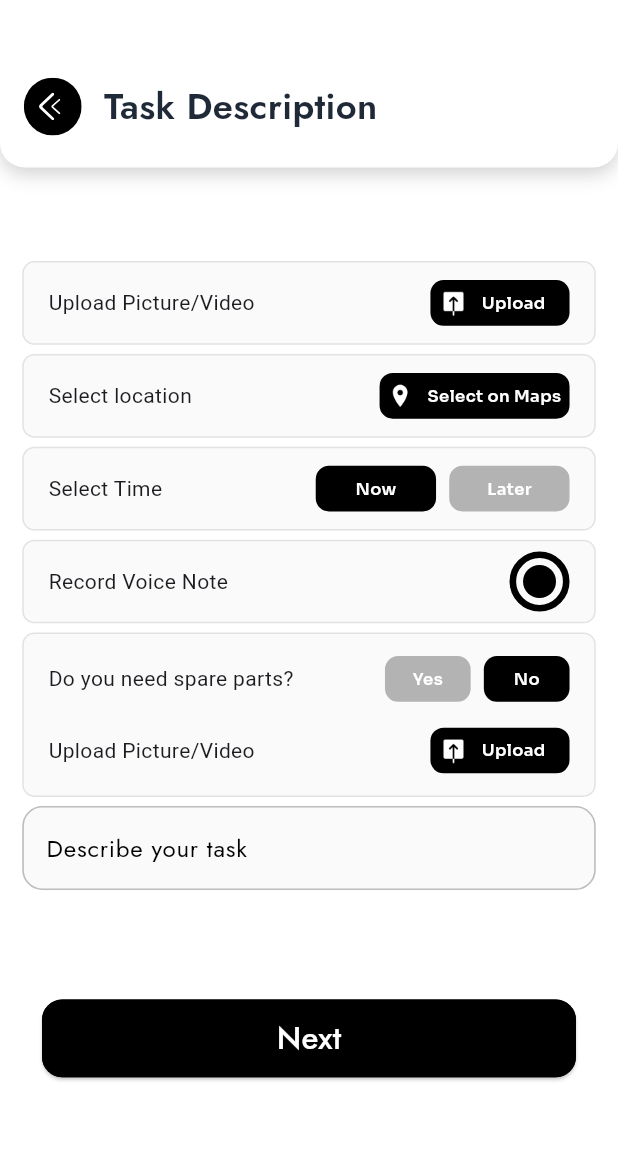
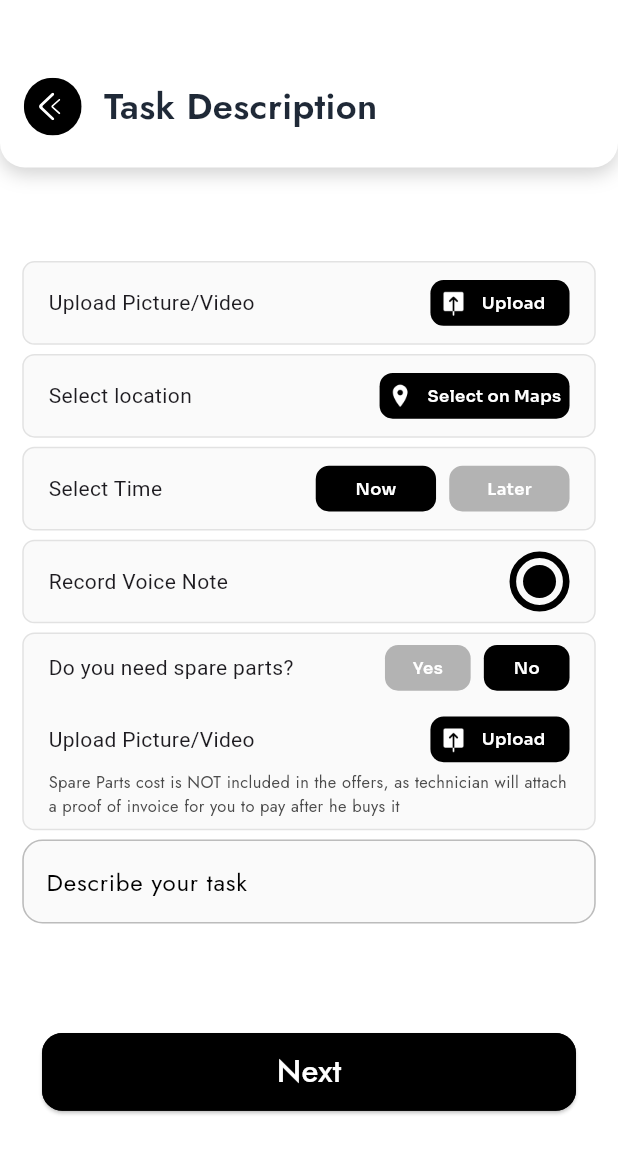
Before and after one commit to Hamzair/reapiroo_app, a Flutter app: the CustomerTaskHome screen opened directly, after a tap on "Yes", on a phone screen of 412 x 824 dp. Shown: the top 1154 px of the screen. Run offline on Flutter 3.47's test engine with Material 3 defaults, Android fonts, the phone set to English and light mode, and no system bars; drawn by our look-alikes of percent_indicator; our stand-ins replace animated_notch_bottom_bar, audioplayers, chewie, flutter_screenutil, flutter_svg, font_awesome_flutter and 8 more; missing offline and left inert: audio_wave, flutter_sound, voice_message_package; project files that could hold a hidden picture were left out.

Commit message:
hamza changes......

```diff
--- a/lib/const/svg_icons.dart
+++ b/lib/const/svg_icons.dart
@@ -1,25 +1,25 @@
 class AppSvgs {
   // Balaj
-  static const String menu = "./assets/svgs/menu.svg";
-  static const String back_button = "./assets/svgs/back_button.svg";
-  static const String notification = "./assets/svgs/notification.svg";
-  static const String calender = "./assets/svgs/calender.svg";
-  static const String clock = "./assets/svgs/clock.svg";
-  static const String today_appointment = "./assets/svgs/today_appointment.svg";
-  static const String happy_customers = "./assets/svgs/happy_customers.svg";
-  static const String jobs_completed = "./assets/svgs/jobs_completed.svg";
-  static const String total_earned = "./assets/svgs/total_earned.svg";
-  static const String play_icon = "./assets/svgs/play_icon.svg";
-  static const String audio_play_icon = "./assets/svgs/audio_play_icon.svg";
-  static const String search_icon = "./assets/svgs/search_icon.svg";
-  static const String upload = "./assets/svgs/upload.svg";
-  static const String location = "./assets/svgs/location.svg";
-  static const String star = "./assets/svgs/star.svg";
-  static const String white_wallet = "./assets/svgs/white_wallet.svg";
+  static const String menu = "assets/svgs/menu.svg";
+  static const String back_button = "assets/svgs/back_button.svg";
+  static const String notification = "assets/svgs/notification.svg";
+  static const String calender = "assets/svgs/calender.svg";
+  static const String clock = "assets/svgs/clock.svg";
+  static const String today_appointment = "assets/svgs/today_appointment.svg";
+  static const String happy_customers = "assets/svgs/happy_customers.svg";
+  static const String jobs_completed = "assets/svgs/jobs_completed.svg";
+  static const String total_earned = "assets/svgs/total_earned.svg";
+  static const String play_icon = "assets/svgs/play_icon.svg";
+  static const String audio_play_icon = "assets/svgs/audio_play_icon.svg";
+  static const String search_icon = "assets/svgs/search_icon.svg";
+  static const String upload = "assets/svgs/upload.svg";
+  static const String location = "assets/svgs/location.svg";
+  static const String star = "assets/svgs/star.svg";
+  static const String white_wallet = "assets/svgs/whte_wallet.svg";
 
 
   // Midat
-  static const String settings = "./assets/svgs/settings.svg";
+  static const String settings = "assets/svgs/settings.svg";
 
 
 
--- a/lib/main.dart
+++ b/lib/main.dart
@@ -4,6 +4,7 @@ import 'package:get/get.dart';
 import 'package:repairoo/controllers/audio_controller.dart';
 import 'package:repairoo/controllers/home_controller.dart';
 import 'package:repairoo/controllers/user_controller.dart';
+import 'package:repairoo/views/auth/login_view/login_screen.dart';
 import 'package:repairoo/views/bottom_nav/bottom_nav.dart';
 import 'package:repairoo/views/home_screens_for_customers/CustomerHomeScreen.dart';
 import 'package:repairoo/views/home_screens_for_customers/customer_main_home.dart';
@@ -38,7 +39,7 @@ class MyApp extends StatelessWidget {
         builder: (_, child) {
           return GetMaterialApp(
             debugShowCheckedModeBanner: false,
-          home: AppNavBar(),
+          home: SplashScreen(),
             // initialBinding: UserBinding(),
           );
         });
--- a/lib/views/home_screen_for_tech/components/cancel_dialog_box.dart
+++ b/lib/views/home_screen_for_tech/components/cancel_dialog_box.dart
@@ -61,12 +61,13 @@ class CancelDialogBox extends StatelessWidget {
                   textColor: AppColors.secondary,
               ),
               CustomElevatedButton(
+                borderSide: BorderSide(color: Colors.transparent),
                 width: 101.w,
                   text: "No",
                   onPressed: (){
                     Get.back();
                   },
-                  backgroundColor: AppColors.buttonGrey,
+                  backgroundColor: Color(0xffDDDDDD),
                   fontSize: 19.sp,
                   textColor: AppColors.primary,
               ),
--- a/lib/views/home_screen_for_tech/main_home.dart
+++ b/lib/views/home_screen_for_tech/main_home.dart
@@ -60,7 +60,8 @@ class _MainHomeState extends State<MainHome> {
   Widget build(BuildContext context) {
     return Scaffold(
         backgroundColor: AppColors.secondary,
-        appBar: MyAppBar(isMenu: homeVM.isMenu.value, isNotification: homeVM.isNotification.value, isTitle: homeVM.isTitle.value, isSecondIcon: homeVM.isSecondIcon.value, title: homeVM.title.value,),
+        appBar: MyAppBar(isMenu: true, isNotification: true, isTitle: false, isSecondIcon: true, title: '',secondIcon: AppSvgs.white_wallet,
+        ),
         body: SingleChildScrollView(
           child: SafeArea(
             child: Padding(
--- a/lib/views/home_screen_for_tech/task_description_home.dart
+++ b/lib/views/home_screen_for_tech/task_description_home.dart
@@ -38,9 +38,9 @@ class _TaskDescriptionHomeState extends State<TaskDescriptionHome> {
         isSecondIcon: false,
         title: 'Task Description',
         onBackTap: () {
-          Get.back();
+          // Get.back();
           // homeVM.updateAppBar(true, false, true, false, "");
-          // homeVM.isHome.value = "main";
+          homeVM.isHome.value = "main";
         },
       ),
       body: SingleChildScrollView(
--- a/lib/views/home_screens_for_customers/components/offer_container.dart
+++ b/lib/views/home_screens_for_customers/components/offer_container.dart
@@ -123,12 +123,12 @@ class _OfferContainerState extends State<OfferContainer> {
                             decoration: BoxDecoration(
                               borderRadius: BorderRadius.circular(8.w),
                               border: Border.all(
-                                color: AppColors.secondary
+                                color: AppColors.secondary,width: 1
                               ),
-                              color: AppColors.buttonGrey,
+                              color: Color(0xffDDDDDD),
                             ),
                             alignment: Alignment.center,
-                            child: Text("Bid", style: jost500(13.sp, AppColors.secondary),
+                            child: Text("Bid", style: jost500(13.sp, AppColors.primary),
                             ),
                           ),
                         ),
--- a/lib/views/home_screens_for_customers/customer_main_home.dart
+++ b/lib/views/home_screens_for_customers/customer_main_home.dart
@@ -108,7 +108,7 @@ class _CustomerMainHomeState extends State<CustomerMainHome> {
                     CustomElevatedButton(
                         width: 72.w,
                         height: 24.h,
-                        text: "View",
+                        text: "View all",
                         onPressed: (){},
                         fontSize: 12.sp,
                       borderRadius: 8.r,
--- a/lib/views/home_screens_for_customers/customer_task_home.dart
+++ b/lib/views/home_screens_for_customers/customer_task_home.dart
@@ -66,7 +66,8 @@ class _CustomerTaskHomeState extends State<CustomerTaskHome> {
     // Start a timer that updates the progress every 100 milliseconds over 1 minute
     _progressTimer = Timer.periodic(Duration(milliseconds: 100), (timer) {
       setState(() {
-        _progressValue += 100 / 60000; // Increment progress based on 1 minute (60,000 ms)
+        _progressValue +=
+            100 / 60000; // Increment progress based on 1 minute (60,000 ms)
       });
 
       if (_progressValue >= 1.0) {
@@ -74,7 +75,6 @@ class _CustomerTaskHomeState extends State<CustomerTaskHome> {
       }
     });
   }
-
 
   Future<void> _stopRecording() async {
     await _recorder?.stopRecorder();
@@ -84,7 +84,6 @@ class _CustomerTaskHomeState extends State<CustomerTaskHome> {
       _progressValue = 0.0; // Reset progress indicator
     });
   }
-
 
   Future<DateTime?> showDateTimePicker({
     required BuildContext context,
@@ -255,7 +254,7 @@ class _CustomerTaskHomeState extends State<CustomerTaskHome> {
   @override
   Widget build(BuildContext context) {
     return GestureDetector(
-      onTap: (){
+      onTap: () {
         FocusScope.of(context).unfocus();
       },
       child: Scaffold(
@@ -304,8 +303,8 @@ class _CustomerTaskHomeState extends State<CustomerTaskHome> {
                       Text("Upload Picture/Video"),
                       Container(
                         height: 30.h,
-                        padding:
-                            EdgeInsets.symmetric(horizontal: 5.w, vertical: 6.h),
+                        padding: EdgeInsets.symmetric(
+                            horizontal: 5.w, vertical: 6.h),
                         decoration: BoxDecoration(
                             color: AppColors.primary,
                             borderRadius: BorderRadius.circular(8.w)),
@@ -313,7 +312,8 @@ class _CustomerTaskHomeState extends State<CustomerTaskHome> {
                         child: Row(
                           mainAxisAlignment: MainAxisAlignment.center,
                           children: [
-                            Image.asset(AppImages.upload, height: 18.h, width: 18.w),
+                            Image.asset(AppImages.upload,
+                                height: 18.h, width: 18.w),
                             SizedBox(
                               width: 8.w,
                             ),
@@ -343,8 +343,8 @@ class _CustomerTaskHomeState extends State<CustomerTaskHome> {
                       Text("Select location"),
                       Container(
                         height: 30.h,
-                        padding:
-                            EdgeInsets.symmetric(horizontal: 5.w, vertical: 6.h),
+                        padding: EdgeInsets.symmetric(
+                            horizontal: 5.w, vertical: 6.h),
                         decoration: BoxDecoration(
                             color: AppColors.primary,
                             borderRadius: BorderRadius.circular(8.w)),
@@ -352,7 +352,8 @@ class _CustomerTaskHomeState extends State<CustomerTaskHome> {
                         child: Row(
                           mainAxisAlignment: MainAxisAlignment.center,
                           children: [
-                            Image.asset(AppImages.location_icon, height: 15.h, width: 15.w),
+                            Image.asset(AppImages.location_icon,
+                                height: 15.h, width: 15.w),
                             SizedBox(
                               width: 9.w,
                             ),
@@ -443,15 +444,18 @@ class _CustomerTaskHomeState extends State<CustomerTaskHome> {
                         },
                         child: Center(
                           child: CircularPercentIndicator(
-
                             radius: 20.0, // Radius of the circular indicator
-                          lineWidth: 4.w, // Thickness of the circular indicator
-                          percent: _progressValue, // Progress percentage from 0 to 1
+                            lineWidth:
+                                4.w, // Thickness of the circular indicator
+                            percent:
+                                _progressValue, // Progress percentage from 0 to 1
                             animation: true,
                             animateFromLastPercent: true,
                             circularStrokeCap: CircularStrokeCap.round,
-                          progressColor: Colors.grey, // Color that fills up as recording progresses
-                          backgroundColor: Colors.black, // Initial color of the indicator
+                            progressColor: Colors
+                                .grey, // Color that fills up as recording progresses
+                            backgroundColor:
+                                Colors.black, // Initial color of the indicator
                             center: CircleAvatar(
                               radius: 10.w,
                               backgroundColor: AppColors.primary,
@@ -464,8 +468,9 @@ class _CustomerTaskHomeState extends State<CustomerTaskHome> {
                 ),
                 Obx(
                   () => Container(
-                    height:
-                        customerVM.uploadSpareParts.value == true ? 108.h : 55.h,
+                    height: customerVM.uploadSpareParts.value == true
+                        ? 130.h
+                        : 55.h,
                     margin: EdgeInsets.only(bottom: 6.h),
                     width: double.infinity,
                     padding: EdgeInsets.symmetric(horizontal: 15.w),
@@ -495,11 +500,13 @@ class _CustomerTaskHomeState extends State<CustomerTaskHome> {
                                         horizontal: 5.w, vertical: 6.h),
                                     decoration: BoxDecoration(
                                         color: AppColors.buttonGrey,
-                                        borderRadius: BorderRadius.circular(8.w)),
+                                        borderRadius:
+                                            BorderRadius.circular(8.w)),
                                     alignment: Alignment.center,
                                     child: Text(
                                       "Yes",
-                                      style: sora600(10.sp, AppColors.secondary),
+                                      style:
+                                          sora600(10.sp, AppColors.secondary),
                                     ),
                                   ),
                                 ),
@@ -515,11 +522,13 @@ class _CustomerTaskHomeState extends State<CustomerTaskHome> {
                                         horizontal: 5.w, vertical: 6.h),
                                     decoration: BoxDecoration(
                                         color: AppColors.primary,
-                                        borderRadius: BorderRadius.circular(8.w)),
+                                        borderRadius:
+                                            BorderRadius.circular(8.w)),
                                     alignment: Alignment.center,
                                     child: Text(
                                       "No",
-                                      style: sora600(10.sp, AppColors.secondary),
+                                      style:
+                                          sora600(10.sp, AppColors.secondary),
                                     ),
                                   ),
                                 ),
@@ -532,8 +541,11 @@ class _CustomerTaskHomeState extends State<CustomerTaskHome> {
                             height: 17.h,
                           ),
                         if (customerVM.uploadSpareParts.value == true)
+                          Column(
+                            children: [
                               Row(
-                            mainAxisAlignment: MainAxisAlignment.spaceBetween,
+                                mainAxisAlignment:
+                                    MainAxisAlignment.spaceBetween,
                                 children: [
                                   Text("Upload Picture/Video"),
                                   Container(
@@ -542,22 +554,35 @@ class _CustomerTaskHomeState extends State<CustomerTaskHome> {
                                         horizontal: 5.w, vertical: 6.h),
                                     decoration: BoxDecoration(
                                         color: AppColors.primary,
-                                    borderRadius: BorderRadius.circular(8.w)),
+                                        borderRadius:
+                                            BorderRadius.circular(8.w)),
                                     alignment: Alignment.center,
                                     child: Row(
-                                  mainAxisAlignment: MainAxisAlignment.center,
+                                      mainAxisAlignment:
+                                          MainAxisAlignment.center,
                                       children: [
-                                    Image.asset(AppImages.upload, height: 18.h, width: 18.w),
+                                        Image.asset(AppImages.upload,
+                                            height: 18.h, width: 18.w),
                                         SizedBox(
                                           width: 8.w,
                                         ),
                                         Text(
                                           "Upload    ",
-                                      style: sora600(10.sp, AppColors.secondary),
+                                          style: sora600(
+                                              10.sp, AppColors.secondary),
                                         )
                                       ],
                                     ),
                                   )
+                                ],
+                              ),
+                              SizedBox(
+                                height: 5.h,
+                              ),
+                              Text(
+                                "Spare Parts cost is NOT included in the offers, as technician will attach a proof of invoice for you to pay after he buys it",
+                                style: jost400(10.sp, Color(0xff4B4B4B)),
+                              ),
                             ],
                           ),
                       ],
--- a/lib/widgets/app_bars.dart
+++ b/lib/widgets/app_bars.dart
@@ -99,6 +99,8 @@ class MyAppBar extends StatelessWidget implements PreferredSizeWidget {
             ),
           if(isTextField == true && isTitle == false)
             SizedBox(width: 12.w,),
+          if(isTextField == false && isTitle == false)
+            Expanded(child: SizedBox()),
           if(isSecondIcon == true )
             MySvg(
               assetName: secondIcon ?? AppSvgs.menu,
```
Also changed, not shown: lib/views/auth/login_view/login_screen.dart (+20 -18 lines), lib/views/on_boarding/on_boarding_five.dart (+9 -6 lines), lib/views/on_boarding/on_boarding_four.dart (+9 -6 lines), lib/views/on_boarding/on_boarding_one.dart (+10 -8 lines), lib/views/on_boarding/on_boarding_three.dart (+9 -6 lines), lib/views/on_boarding/on_boarding_two.dart (+10 -7 lines), lib/views/profile_screens/profile_screen.dart (+12 -0 lines), lib/widgets/payment_bottomsheet.dart (+19 -6 lines), lib/widgets/promo_bottomsheet.dart (added, +89 -0 lines), pubspec.lock. Lines whose indentation alone changed are shown as unchanged.
